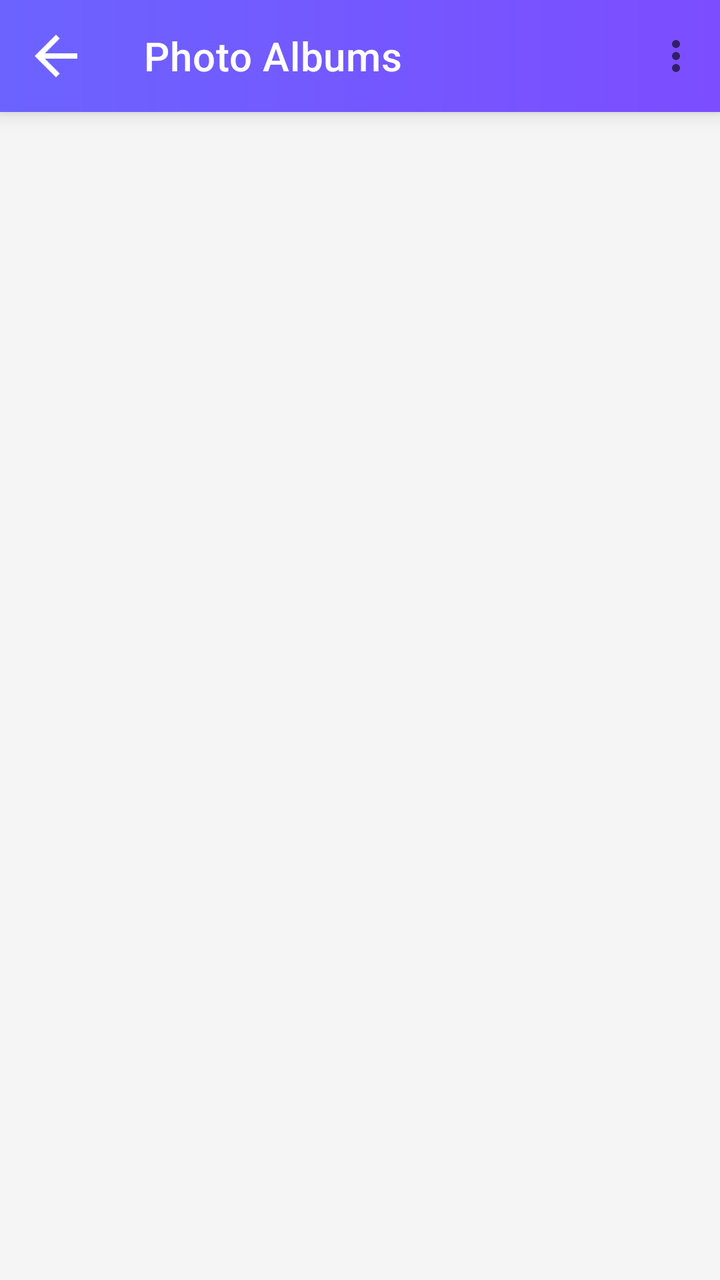
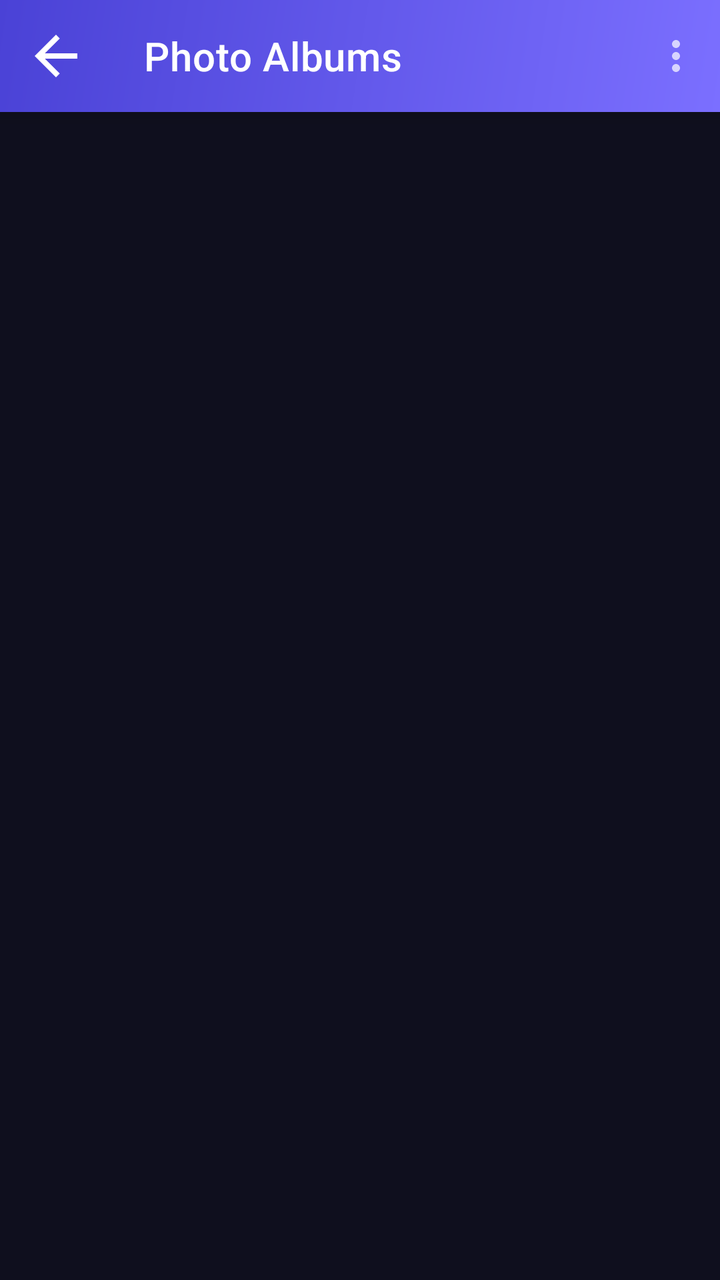

Two renders of the same Android screen: before a commit and after it. Below are the layout's source before the change and the commit's diff.
<!-- AndroidManifest.xml: application theme Theme.PhotoRecoveryNew -->
<!-- res/layout/activity_album.xml -->
<?xml version="1.0" encoding="utf-8"?>
<RelativeLayout xmlns:android="http://schemas.android.com/apk/res/android"
    xmlns:app="http://schemas.android.com/apk/res-auto"
    xmlns:tools="http://schemas.android.com/tools"
    android:layout_width="match_parent"
    android:layout_height="match_parent"
    android:background="@color/colorBackground"
    tools:context=".activity.AlbumActivity">

    
    <com.google.android.material.appbar.AppBarLayout
        android:id="@+id/appbar"
        android:layout_width="match_parent"
        android:layout_height="wrap_content"
        android:background="@drawable/bg_toolbar_gradient"
        android:elevation="6dp">

        <com.google.android.material.appbar.MaterialToolbar
            android:id="@+id/toolBar"
            android:layout_width="match_parent"
            android:layout_height="?attr/actionBarSize"
            android:background="@android:color/transparent"
            app:navigationIcon="@drawable/ic_back_white"
            app:title="Photo Albums"
            app:titleTextColor="@color/white"
            app:menu="@menu/album_menu"/>
    </com.google.android.material.appbar.AppBarLayout>

    
    <androidx.recyclerview.widget.RecyclerView
        android:id="@+id/gv_folder"
        android:layout_width="match_parent"
        android:layout_height="match_parent"
        android:layout_below="@id/appbar"
        android:layout_above="@id/adsView"
        android:clipToPadding="false"
        android:paddingTop="8dp"
        android:paddingBottom="8dp"
        android:scrollbars="none"
        android:overScrollMode="never"
        app:layoutManager="androidx.recyclerview.widget.LinearLayoutManager" />

    
    <FrameLayout
        android:id="@+id/adsView"
        android:layout_width="match_parent"
        android:layout_height="wrap_content"
        android:layout_alignParentBottom="true"
        android:background="@color/colorSurface"/>

</RelativeLayout>
<!-- resources referenced by this layout -->
<resources>
  <color name="colorBackground">#F5F5F5</color>
  <color name="colorSurface">#FFFFFF</color>
  <color name="white">#FFFFFFFF</color>
  <!-- drawable bg_toolbar_gradient (drawable) -->
  <?xml version="1.0" encoding="utf-8"?>
  <shape xmlns:android="http://schemas.android.com/apk/res/android"
      android:shape="rectangle">
      <gradient
          android:angle="180"
          android:startColor="#7C4DFF"
          android:endColor="#6C63FF"
          android:type="linear"/>
  </shape>
  <!-- drawable ic_back_white (drawable) -->
  <?xml version="1.0" encoding="utf-8"?>
  <vector xmlns:android="http://schemas.android.com/apk/res/android"
      android:width="32dp"
      android:height="32dp"
      android:viewportWidth="24"
      android:viewportHeight="24">
      <path
          android:fillColor="#FFFFFF"
          android:pathData="M20,11H7.83l5.59,-5.59L12,4l-8,8 8,8 1.41,-1.41L7.83,13H20v-2z"/>
  </vector>
  <style name="Theme.PhotoRecoveryNew" parent="Theme.MaterialComponents.Light.NoActionBar">
          <item name="colorPrimary">@color/colorPrimary</item>
          <item name="colorPrimaryVariant">@color/colorPrimaryDark</item>
          <item name="colorOnPrimary">@color/white</item>
          <item name="colorSecondary">@color/colorAccent</item>
          <item name="colorOnSecondary">@color/white</item>
          <item name="android:windowBackground">@color/colorBackground</item>
          <item name="android:statusBarColor" tools:targetApi="l">#FFFFFF</item>
          <item name="android:windowLightStatusBar" tools:targetApi="m">true</item>
      </style>
  <color name="colorPrimary">#6C63FF</color>
  <color name="colorPrimaryDark">#4A42D6</color>
  <color name="colorAccent">#6C63FF</color>
</resources>

<!-- the commit's change to res/layout/activity_album.xml (unified diff, before → after) -->
@@ -38,6 +38,7 @@
         android:paddingBottom="8dp"
         android:scrollbars="none"
         android:overScrollMode="never"
+        android:background="@color/colorBackground"
         app:layoutManager="androidx.recyclerview.widget.LinearLayoutManager" />
 
     
@@ -46,6 +47,6 @@
         android:layout_width="match_parent"
         android:layout_height="wrap_content"
         android:layout_alignParentBottom="true"
-        android:background="@color/colorSurface"/>
+        android:background="@color/colorNavBackground"/>
 
 </RelativeLayout>
<!-- resource entries referenced after the edit -->
@@ -1,17 +1,16 @@
 <!-- resources referenced by this layout -->
 <resources>
-  <color name="colorBackground">#F5F5F5</color>
-  <color name="colorSurface">#FFFFFF</color>
+  <color name="colorBackground">#0F0F1E</color>
+  <color name="colorNavBackground">#12121F</color>
   <color name="white">#FFFFFFFF</color>
   <!-- drawable bg_toolbar_gradient (drawable) -->
   <?xml version="1.0" encoding="utf-8"?>
   <shape xmlns:android="http://schemas.android.com/apk/res/android"
       android:shape="rectangle">
       <gradient
-          android:angle="180"
-          android:startColor="#7C4DFF"
-          android:endColor="#6C63FF"
-          android:type="linear"/>
+          android:startColor="#7B6FFF"
+          android:endColor="#4A42D6"
+          android:angle="135"/>
   </shape>
   <!-- drawable ic_back_white (drawable) -->
   <?xml version="1.0" encoding="utf-8"?>
@@ -24,18 +23,19 @@
           android:fillColor="#FFFFFF"
           android:pathData="M20,11H7.83l5.59,-5.59L12,4l-8,8 8,8 1.41,-1.41L7.83,13H20v-2z"/>
   </vector>
-  <style name="Theme.PhotoRecoveryNew" parent="Theme.MaterialComponents.Light.NoActionBar">
+  <style name="Theme.PhotoRecoveryNew" parent="Theme.MaterialComponents.NoActionBar">
           <item name="colorPrimary">@color/colorPrimary</item>
           <item name="colorPrimaryVariant">@color/colorPrimaryDark</item>
           <item name="colorOnPrimary">@color/white</item>
-          <item name="colorSecondary">@color/colorAccent</item>
+          <item name="colorSecondary">@color/colorSecondary</item>
           <item name="colorOnSecondary">@color/white</item>
           <item name="android:windowBackground">@color/colorBackground</item>
-          <item name="android:statusBarColor" tools:targetApi="l">#FFFFFF</item>
-          <item name="android:windowLightStatusBar" tools:targetApi="m">true</item>
+          <item name="android:statusBarColor" tools:targetApi="l">@color/colorBackground</item>
+          <item name="android:navigationBarColor">@color/colorNavBackground</item>
+          <item name="android:windowLightStatusBar" tools:targetApi="m">false</item>
       </style>
-  <color name="colorPrimary">#6C63FF</color>
-  <color name="colorPrimaryDark">#4A42D6</color>
-  <color name="colorAccent">#6C63FF</color>
+  <color name="colorPrimary">#7B6FFF</color>
+  <color name="colorPrimaryDark">#5A4FE0</color>
+  <color name="colorSecondary">#00D4AA</color>
 </resources>
 
